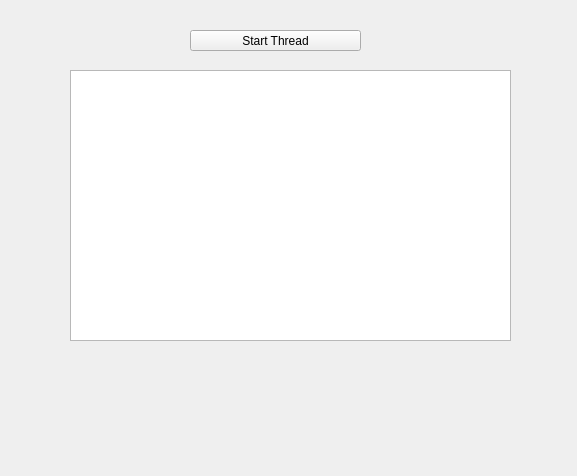
The window that Thread Synchronization/1.Mutex/widget.ui (fatmazayrek/Multi-threading_and_IPC_with_Qt5) describes before a commit, drawn with Qt 5.
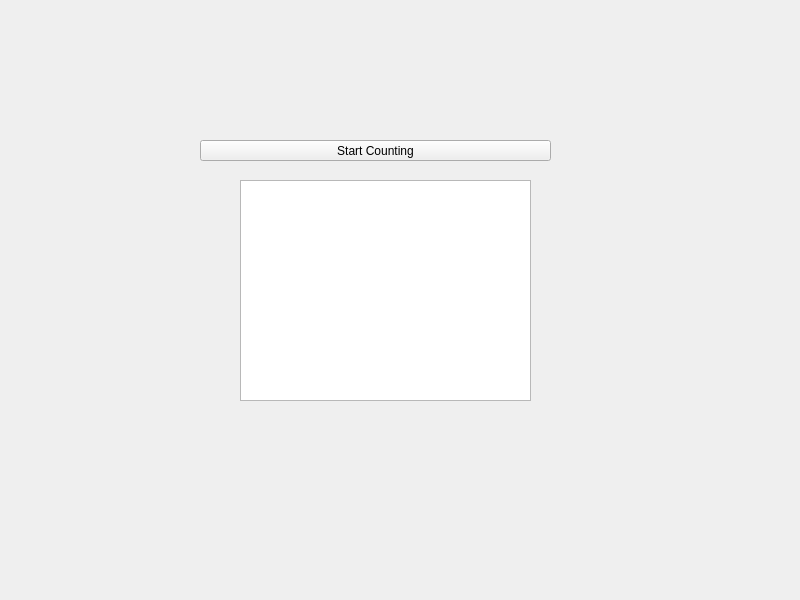
The same window after the commit.

The edit to the form file:
```diff
--- a/Thread Synchronization/1.Mutex/widget.ui
+++ b/Thread Synchronization/1.Mutex/widget.ui
@@ -6,8 +6,8 @@
    <rect>
     <x>0</x>
     <y>0</y>
-    <width>577</width>
-    <height>476</height>
+    <width>800</width>
+    <height>600</height>
    </rect>
   </property>
   <property name="windowTitle">
@@ -16,37 +16,25 @@
   <widget class="QPushButton" name="startButton">
    <property name="geometry">
     <rect>
-     <x>190</x>
-     <y>30</y>
-     <width>171</width>
+     <x>200</x>
+     <y>140</y>
+     <width>351</width>
      <height>21</height>
     </rect>
    </property>
-   <property name="sizePolicy">
-    <sizepolicy hsizetype="Fixed" vsizetype="Fixed">
-     <horstretch>0</horstretch>
-     <verstretch>0</verstretch>
-    </sizepolicy>
-   </property>
    <property name="text">
-    <string>Start Thread</string>
+    <string>Start Counting</string>
    </property>
   </widget>
   <widget class="QTextEdit" name="textEdit">
    <property name="geometry">
     <rect>
-     <x>70</x>
-     <y>70</y>
-     <width>441</width>
-     <height>271</height>
+     <x>240</x>
+     <y>180</y>
+     <width>291</width>
+     <height>221</height>
     </rect>
    </property>
-   <property name="sizePolicy">
-    <sizepolicy hsizetype="Fixed" vsizetype="Expanding">
-     <horstretch>0</horstretch>
-     <verstretch>0</verstretch>
-    </sizepolicy>
-   </property>
   </widget>
  </widget>
  <resources/>
```
Left out of the diff: 2 changed lines with no effect on the pictures.
